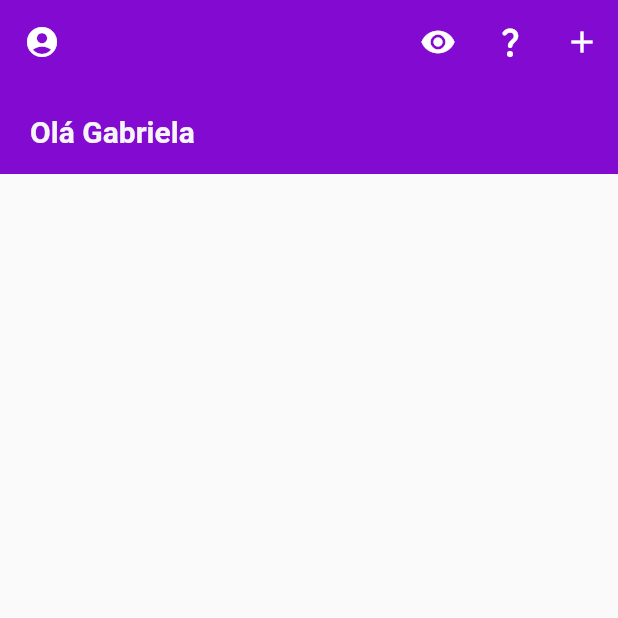
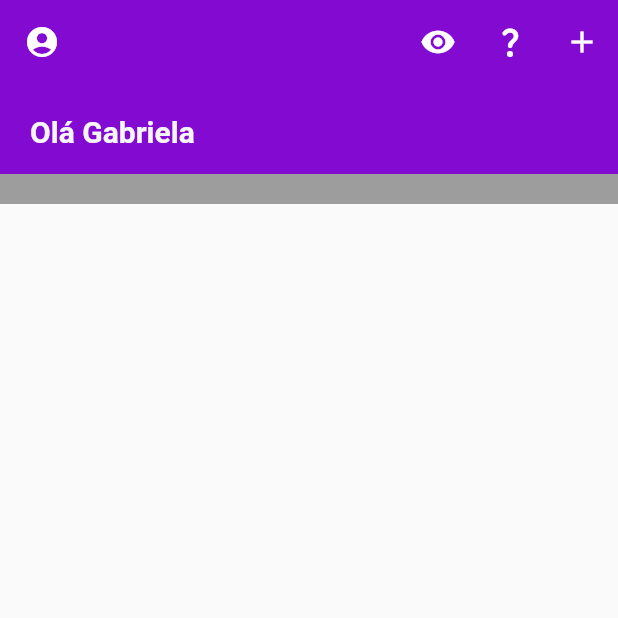
Before and after one commit to otavio-fevereiro/bank, a Flutter app: the screen it shows after launch, on a phone screen of 412 x 824 dp, the top half of it. Run offline on Flutter 3.47's test engine with Material 2 defaults, Android fonts, the phone set to English and light mode, and no system bars.

Commit message:
Add animations

```diff
--- a/lib/main.dart
+++ b/lib/main.dart
@@ -59,25 +59,25 @@ void main() {
           ],
         ),
 
-        body: NowAnimation(
-          duration: const Duration(milliseconds: 5000),
-          child: Container(
-            color: AppColors.purple,
-            child: Stack(
-              children: const [
-                NowSuggestionAnimation(
-                  child: Hello(text: "Voce tem 10 sugestões"),
-                ),
-                NowHelloAnimation(
-                  child: Hello(text: "Olá Gabriela"),
-                ),
-              ],
-            ),
-          ),
-        ),
+        // body: NowAnimation(
+        //   duration: const Duration(milliseconds: 3900),
+        //   child: Container(
+        //     color: AppColors.purple,
+        //     child: Stack(
+        //       children: const [
+        //         NowSuggestionAnimation(
+        //           child: Hello(text: "Voce tem 10 sugestões"),
+        //         ),
+        //         NowHelloAnimation(
+        //           child: Hello(text: "Olá Gabriela"),
+        //         ),
+        //       ],
+        //     ),
+        //   ),
+        // ),
         //body: const example2.Now()
 
-        // Container(
+        // body:Container(
         //   color: AppColors.purple,
         //   child: TransitionsContainer(
         //     duration: const Duration(seconds: 5),
@@ -101,12 +101,11 @@ void main() {
         //     ],
         //   ),
 
-        // child: NowDash(
-        //   hello: "Olá Gabriela",
-        //   loading: "Você tem ${cards.length} notificações",
-        //   cards: cards,
-        // ),
-        //   ),
+        body: NowDash(
+          hello: "Olá Gabriela",
+          loading: "Você tem ${cards.length} notificações",
+          cards: cards,
+        ),
       ),
     ),
   );
@@ -138,6 +137,7 @@ class _NowDashState extends State<NowDash> with SingleTickerProviderStateMixin {
   late Animation<double> notificationInOpacityAnimation;
   late Animation<double> notificationOutOpacityAnimation;
   late Animation<Offset> notificationOutAnimation;
+  late Animation<Color?> colorAnimation;
 
   @override
   void initState() {
@@ -258,6 +258,20 @@ class _NowDashState extends State<NowDash> with SingleTickerProviderStateMixin {
       ),
     );
 
+    colorAnimation = ColorTween(
+      begin: AppColors.gray,
+      end: AppColors.purple,
+    ).animate(
+      CurvedAnimation(
+        parent: controller,
+        curve: const Interval(
+          0.0,
+          1.0,
+          curve: Curves.easeInOutBack,
+        ),
+      ),
+    );
+
     super.initState();
   }
 
@@ -278,7 +292,7 @@ class _NowDashState extends State<NowDash> with SingleTickerProviderStateMixin {
             physics: const NeverScrollableScrollPhysics(),
             children: <Widget>[
               Container(
-                color: AppColors.purple,
+                color: colorAnimation.value,
                 height: heightAnimation.value,
                 padding: const EdgeInsets.only(bottom: 15),
                 child: Stack(
--- a/lib/now/now_animation.dart
+++ b/lib/now/now_animation.dart
@@ -1,46 +1,46 @@
-import 'package:bank/now/now_animation_data.dart';
-import 'package:flutter/material.dart';
-import 'package:provider/provider.dart';
-
-class NowAnimation extends StatefulWidget {
-  final Widget child;
-  final Duration duration;
-
-  const NowAnimation({
-    Key? key,
-    required this.duration,
-    required this.child,
-  }) : super(key: key);
-
-  @override
-  State<NowAnimation> createState() => _NowAnimationState();
-}
-
-class _NowAnimationState extends State<NowAnimation>
-    with SingleTickerProviderStateMixin {
-  late AnimationController animationController;
-
-  @override
-  void initState() {
-    animationController = AnimationController(
-      vsync: this,
-      duration: widget.duration,
-    );
-
-    super.initState();
-  }
-
-  @override
-  Widget build(BuildContext context) {
-    return Provider<NowAnimationData>(
-      create: (_) => NowAnimationData(animationController),
-      child: widget.child,
-    );
-  }
-
-  @override
-  void dispose() {
-    animationController.dispose();
-    super.dispose();
-  }
-}
+// import 'package:bank/now/now_animation_data.dart';
+// import 'package:flutter/material.dart';
+// import 'package:provider/provider.dart';
+//
+// class NowAnimation extends StatefulWidget {
+//   final Widget child;
+//   final Duration duration;
+//
+//   const NowAnimation({
+//     Key? key,
+//     required this.duration,
+//     required this.child,
+//   }) : super(key: key);
+//
+//   @override
+//   State<NowAnimation> createState() => _NowAnimationState();
+// }
+//
+// class _NowAnimationState extends State<NowAnimation>
+//     with SingleTickerProviderStateMixin {
+//   late AnimationController animationController;
+//
+//   @override
+//   void initState() {
+//     animationController = AnimationController(
+//       vsync: this,
+//       duration: widget.duration,
+//     );
+//
+//     super.initState();
+//   }
+//
+//   @override
+//   Widget build(BuildContext context) {
+//     return Provider<NowAnimationData>(
+//       create: (_) => NowAnimationData(animationController),
+//       child: widget.child,
+//     );
+//   }
+//
+//   @override
+//   void dispose() {
+//     animationController.dispose();
+//     super.dispose();
+//   }
+// }
--- a/lib/now/now_animation_data.dart
+++ b/lib/now/now_animation_data.dart
@@ -1,7 +1,7 @@
-import 'package:flutter/material.dart';
-
-class NowAnimationData{
-   final AnimationController animationController;
-
-  NowAnimationData(this.animationController);
-}
+// import 'package:flutter/material.dart';
+//
+// class NowAnimationData{
+//    // final AnimationController animationController;
+//
+//   NowAnimationData(this.animationController);
+// }
--- a/lib/now/now_hello_animation.dart
+++ b/lib/now/now_hello_animation.dart
@@ -1,65 +1,91 @@
-import 'package:bank/now/now_animation_data.dart';
-import 'package:flutter/material.dart';
-import 'package:provider/provider.dart';
-
-class NowHelloAnimation extends StatefulWidget {
-  final Widget child;
-
-  const NowHelloAnimation({
-    Key? key,
-    required this.child,
-  }) : super(key: key);
-
-  @override
-  State<NowHelloAnimation> createState() => _NowHelloAnimationState();
-}
-
-class _NowHelloAnimationState extends State<NowHelloAnimation>
-    with SingleTickerProviderStateMixin {
-  late Animation<double> opacity;
-  late AnimationController animationController;
-
-  @override
-  Widget build(BuildContext context) {
-    animationController =
-        Provider.of<NowAnimationData>(context).animationController;
-    opacity = opacityAnimation(animationController);
-
-    return AnimatedBuilder(
-      animation: animationController,
-      builder: (context, child) => GestureDetector(
-        onTap: onTap,
-        child: Opacity(
-          opacity: opacity.value,
-          child: widget.child,
-        ),
-      ),
-    );
-  }
-
-  void onTap() {
-    if (!animationController.isAnimating) {
-      if (animationController.isDismissed) {
-        animationController.forward();
-      } else {
-        animationController.reset();
-      }
-    }
-  }
-
-  Animation<double> opacityAnimation(AnimationController controller) {
-    return Tween<double>(
-      begin: 1,
-      end: 0,
-    ).animate(
-      CurvedAnimation(
-        parent: controller,
-        curve: const Interval(
-          0.20,
-          0.35,
-          curve: Curves.linear,
-        ),
-      ),
-    );
-  }
-}
+// import 'package:bank/now/now_animation_data.dart';
+// import 'package:flutter/material.dart';
+// import 'package:provider/provider.dart';
+//
+// class NowHelloAnimation extends StatefulWidget {
+//   final Widget child;
+//
+//   const NowHelloAnimation({
+//     Key? key,
+//     required this.child,
+//   }) : super(key: key);
+//
+//   @override
+//   State<NowHelloAnimation> createState() => _NowHelloAnimationState();
+// }
+//
+// class _NowHelloAnimationState extends State<NowHelloAnimation>
+//     with SingleTickerProviderStateMixin {
+//   late Animation<double> opacity;
+//   late AnimationController animationController;
+//
+//   late Animation<Offset> position;
+//
+//   @override
+//   Widget build(BuildContext context) {
+//     animationController =
+//         Provider
+//             .of<NowAnimationData>(context)
+//             .animationController;
+//     opacity = opacityAnimation(animationController);
+//     position = positionAnimation(animationController);
+//
+//     return AnimatedBuilder(
+//       animation: animationController,
+//       builder: (context, child) =>
+//           GestureDetector(
+//               onTap: onTap,
+//               child:
+//               SlideTransition(
+//                   position: position,
+//                   child: Opacity(
+//                     opacity: opacity.value,
+//                     child: widget.child,
+//                   ),
+//               ),
+//           ),
+//     );
+//   }
+//
+//   void onTap() {
+//     if (!animationController.isAnimating) {
+//       if (animationController.isDismissed) {
+//         animationController.forward();
+//       } else {
+//         animationController.reset();
+//       }
+//     }
+//   }
+//
+//   Animation<double> opacityAnimation(AnimationController controller) {
+//     return Tween<double>(
+//       begin: 1,
+//       end: 0,
+//     ).animate(
+//       CurvedAnimation(
+//         parent: controller,
+//         curve: const Interval(
+//           0.41,
+//           0.46,
+//           curve: Curves.linear,
+//         ),
+//       ),
+//     );
+//   }
+//
+//   Animation<Offset> positionAnimation(AnimationController animationController) {
+//     return Tween<Offset>(
+//       begin: Offset.zero,
+//       end: const Offset(0, -1),
+//     ).animate(
+//       CurvedAnimation(
+//         parent: animationController,
+//         curve: const Interval(
+//           0.41,
+//           0.51,
+//           curve: Cubic(0.7, 0, 0.28, 1),
+//         ),
+//       ),
+//     );
+//   }
+// }
```
Also changed, not shown: lib/example1.dart (+41 -41 lines), lib/now/now_suggestion_animation.dart (+33 -7 lines).
